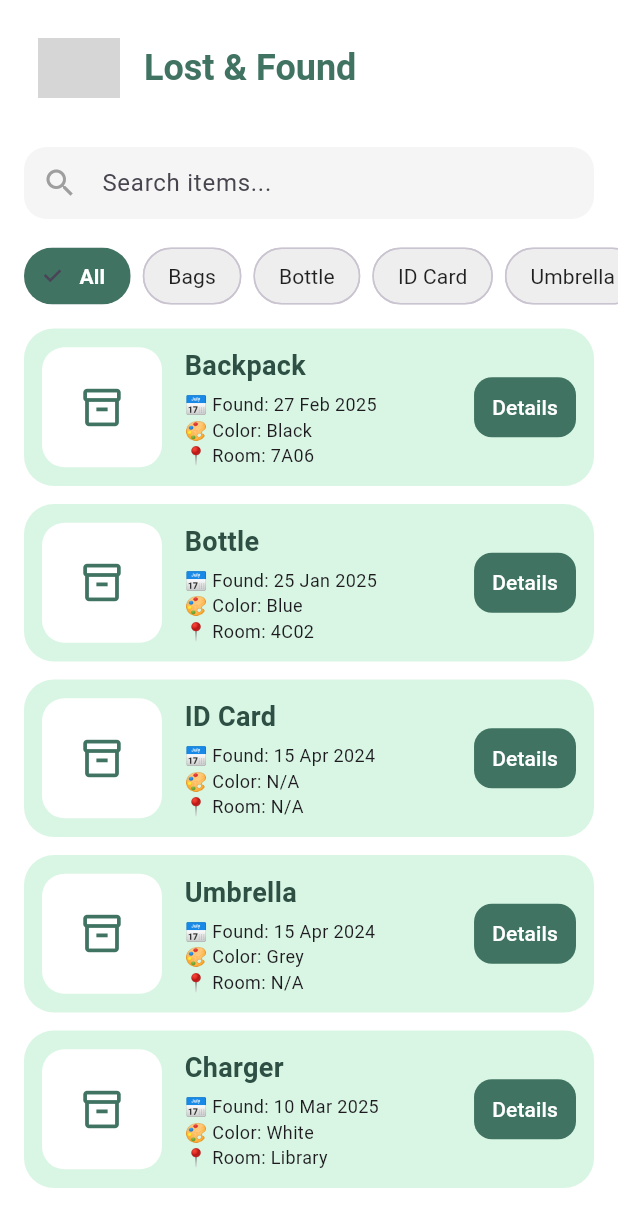
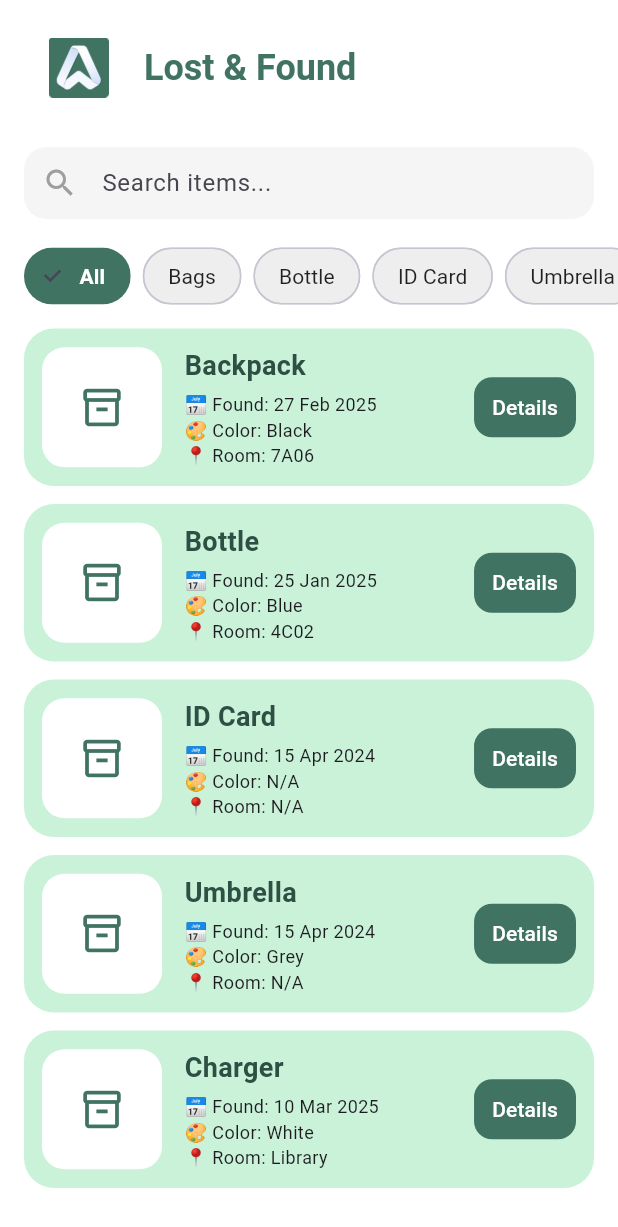
Before and after one commit to Akib-10/AUSTrack, a Flutter app: the LostFoundPage screen opened directly, on a phone screen of 412 x 824 dp. Shown: the top 1227 px of the screen. Run offline on Flutter 3.47's test engine with Material 3 defaults, Android fonts, the phone set to English and light mode, and no system bars; our stand-ins replace firebase_auth, firebase_core, google_fonts, google_nav_bar, shared_preferences; missing offline and left inert: mobile_scanner; accounts and stored records are empty; grey boxes are pictures that could not be loaded.

Commit message:
lost and found bug fix 2.0

```diff
--- a/lib/lost_found_screen.dart
+++ b/lib/lost_found_screen.dart
@@ -27,7 +27,7 @@ class _LostFoundPageState extends State<LostFoundPage> {
         leading: Padding(
           padding: const EdgeInsets.only(left: 25.0, top: 25.0, bottom: 25.0),
           child: Image.asset(
-            "assets/Images/app-logo.jpeg",
+            "assets/images/app-logo.png",
             height: 80.0,
             width: 80.0,
           ),
@@ -129,7 +129,7 @@ class ItemCard extends StatelessWidget {
       margin: const EdgeInsets.only(bottom: 12),
       padding: const EdgeInsets.all(12),
       decoration: BoxDecoration(
-        color: const Color(0XFFC9F2D9).withOpacity(0.7),
+        color: const Color(0XFFC9F2D9),
         borderRadius: BorderRadius.circular(20),
       ),
       child: Row(
```
